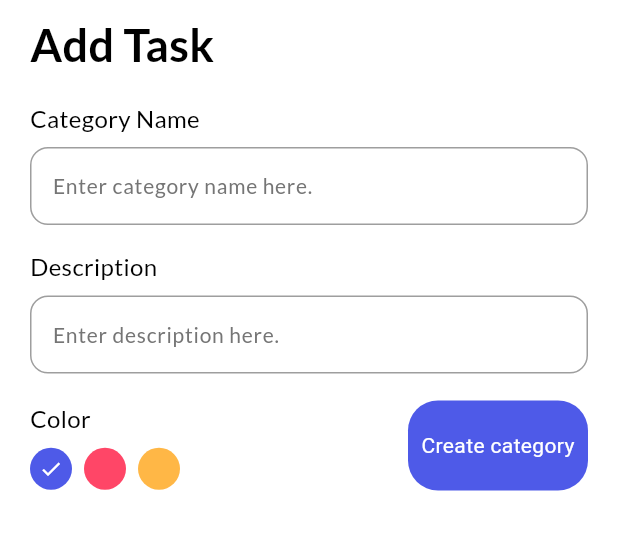
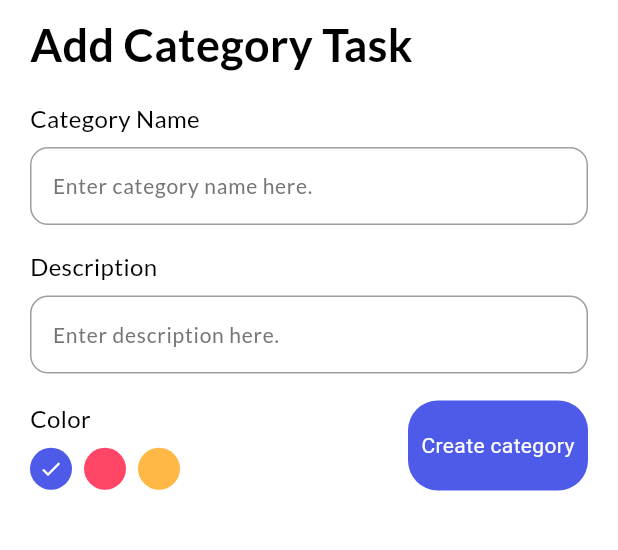
Before and after one commit to hunghoangphi2004/flutter-todo-app, a Flutter app: the screen it shows after launch, after a tap on "+ Add Category", on a phone screen of 412 x 824 dp, the part 72-622 px from its top. Run offline on Flutter 3.47's test engine with Material 3 defaults, Android fonts, the phone set to English and light mode, and no system bars; our stand-ins replace date_picker_timeline, flutter_local_notifications, flutter_staggered_animations, flutter_svg, get, get_storage and 2 more; accounts and stored records are empty.

Commit message:
update homepage

```diff
--- /dev/null
+++ b/todo_app/lib/controller/task_controller.dart
@@ -0,0 +1,25 @@
+import 'package:get/get.dart';
+import 'package:todo_app/db/db_helper.dart';
+import 'package:todo_app/models/task.dart';
+
+class TaskController extends GetxController {
+  @override
+  void onReady() {
+    super.onReady();
+  }
+
+  var taskList = <Task>[].obs; // Observable list of tasks
+
+  Future<int> addTask({Task? task}) async {
+    return await DBHelper.insert(task);
+  }
+
+  void getTasks() async {
+    List<Map<String, dynamic>> tasks = await DBHelper.query();
+    taskList.assignAll(tasks.map((task) => Task.fromJson(task)).toList());
+  }
+
+  void delete(Task task) {
+    DBHelper.delete(task);
+  }
+}
--- /dev/null
+++ b/todo_app/lib/db/db_helper.dart
@@ -0,0 +1,55 @@
+import 'package:sqflite/sqflite.dart';
+import 'package:todo_app/models/task.dart';
+
+class DBHelper {
+  static Database? _db;
+  static final int _version = 1;
+  static final String _tableName = 'tasks';
+
+  static Future<void> initDb() async {
+    if (_db != null) {
+      return;
+    }
+    try {
+      String path = await getDatabasesPath() + 'tasks.db';
+      _db = await openDatabase(
+        path,
+        version: _version,
+        onCreate: (db, version) {
+          print("Creating a new one");
+          return db.execute('''
+            CREATE TABLE $_tableName (
+              id INTEGER PRIMARY KEY AUTOINCREMENT,
+              title STRING,
+              note TEXT,
+              date STRING,
+              isCompleted INTEGER,
+              startTime STRING,
+              endTime STRING,
+              color INTEGER,
+              remind INTEGER,
+              repeat TEXT,
+              category TEXT
+            )
+          ''');
+        },
+      );
+    } catch (e) {
+      print(e);
+    }
+  }
+
+  static Future<int> insert(Task? task) async {
+    print("insert function called");
+    return await _db!.insert(_tableName, task!.toJson()) ?? 1;
+  }
+
+  static Future<List<Map<String, dynamic>>> query() async {
+    print("query function called");
+    return await _db!.query(_tableName);
+  }
+
+  static delete(Task task) async {
+    return await _db!.delete(_tableName, where: 'id=?', whereArgs: [task.id]);
+  }
+}
--- a/todo_app/lib/main.dart
+++ b/todo_app/lib/main.dart
@@ -1,12 +1,14 @@
 import 'package:flutter/material.dart';
 import 'package:get/get_navigation/src/root/get_material_app.dart';
 import 'package:get_storage/get_storage.dart';
+import 'package:todo_app/db/db_helper.dart';
 import 'package:todo_app/services/theme_services.dart';
 import 'package:todo_app/ui/home_page.dart';
 import 'package:todo_app/ui/theme.dart';
 
 Future<void> main() async {
   WidgetsFlutterBinding.ensureInitialized();
+  await DBHelper.initDb(); // Khởi tạo cơ sở dữ liệu
   await GetStorage.init();
   runApp(const MainApp());
 }
--- a/todo_app/lib/models/task.dart
+++ b/todo_app/lib/models/task.dart
@@ -0,0 +1,57 @@
+class Task {
+  int? id;
+  String? title;
+  String? note;
+  int? isCompleted;
+  String? date;
+  String? startTime;
+  String? endTime;
+  int? color;
+  int? remind;
+  String? repeat;
+  String? category;
+
+  Task({
+    this.id,
+    this.title,
+    this.note,
+    this.isCompleted,
+    this.date,
+    this.startTime,
+    this.endTime,
+    this.color,
+    this.remind,
+    this.repeat,
+    this.category,
+  });
+
+  Task.fromJson(Map<String, dynamic> json) {
+    id = json['id'];
+    title = json['title'];
+    note = json['note'];
+    isCompleted = json['isCompleted'];
+    date = json['date'];
+    startTime = json['startTime'];
+    endTime = json['endTime'];
+    color = json['color'];
+    remind = json['remind'];
+    repeat = json['repeat'];
+    category = json['category'];
+  }
+
+  Map<String, dynamic> toJson() {
+    final Map<String, dynamic> data = <String, dynamic>{};
+    data['id'] = this.id;
+    data['title'] = this.title;
+    data['note'] = this.note;
+    data['isCompleted'] = this.isCompleted;
+    data['date'] = this.date;
+    data['startTime'] = this.startTime;
+    data['endTime'] = this.endTime;
+    data['color'] = this.color;
+    data['remind'] = this.remind;
+    data['repeat'] = this.repeat;
+    data['category'] = this.category;
+    return data;
+  }
+}
--- a/todo_app/lib/ui/add_task_category.dart
+++ b/todo_app/lib/ui/add_task_category.dart
@@ -25,7 +25,7 @@ class _AddTaskPageState extends State<AddTaskCategory> {
           child: Column(
             crossAxisAlignment: CrossAxisAlignment.start,
             children: [
-              Text("Add Task", style: headingStyle),
+              Text("Add Category Task", style: headingStyle),
               MyInputField(
                 title: "Category Name",
                 hint: "Enter category name here.",
--- a/todo_app/lib/ui/register_screen.dart
+++ b/todo_app/lib/ui/register_screen.dart
@@ -5,10 +5,10 @@ class RegisterScreen extends StatefulWidget {
   const RegisterScreen({Key? key}) : super(key: key);
 
   @override
-  State<RegisterScreen> createState() => _LoginScreenState();
+  State<RegisterScreen> createState() => _RegisterScreenState();
 }
 
-class _LoginScreenState extends State<RegisterScreen> {
+class _RegisterScreenState extends State<RegisterScreen> {
   @override
   Widget build(BuildContext context) {
     return Scaffold(
--- a/todo_app/lib/ui/widgets/button.dart
+++ b/todo_app/lib/ui/widgets/button.dart
@@ -26,3 +26,28 @@ class MyButton extends StatelessWidget {
     );
   }
 }
+
+class MyButton1 extends StatelessWidget {
+  final String label;
+  final Function()? onTap;
+  const MyButton1({Key? key, required this.label, required this.onTap})
+    : super(key: key);
+
+  @override
+  Widget build(BuildContext context) {
+    return GestureDetector(
+      onTap: onTap,
+      child: Container(
+        width: 120,
+        height: 60,
+        decoration: BoxDecoration(
+          borderRadius: BorderRadius.circular(20),
+          color: pinkClr,
+        ),
+        child: Center(
+          child: Text(label, style: TextStyle(color: Colors.white)),
+        ),
+      ),
+    );
+  }
+}
--- a/todo_app/pubspec.yaml
+++ b/todo_app/pubspec.yaml
@@ -17,6 +17,7 @@ dependencies:
   flutter_local_notifications: ^17.0.0
   sqflite: ^2.0.0+4
   flutter_svg: ^1.1.6
+  flutter_staggered_animations: ^1.1.1
 dev_dependencies:
   flutter_test:
     sdk: flutter
```
Also changed, not shown: todo_app/lib/ui/add_task_bar.dart (+22 -0 lines), todo_app/lib/ui/home_page.dart (+153 -3 lines), todo_app/lib/ui/widgets/task_tile.dart (added, +112 -0 lines), todo_app/pubspec.lock, 1 other file.
